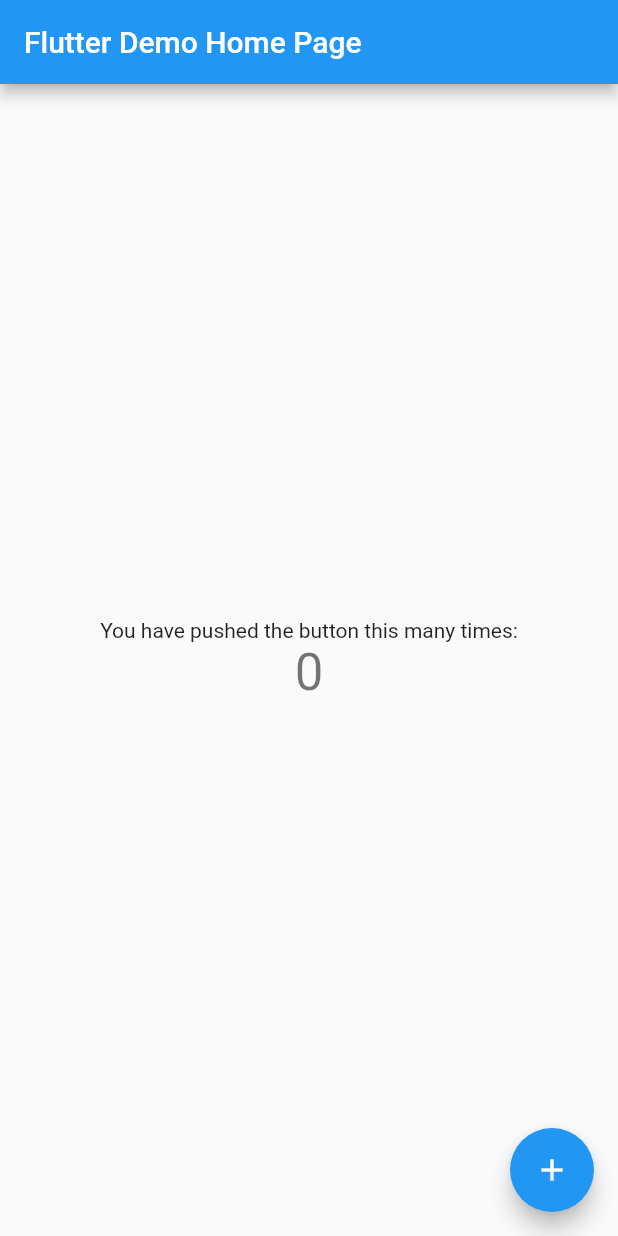
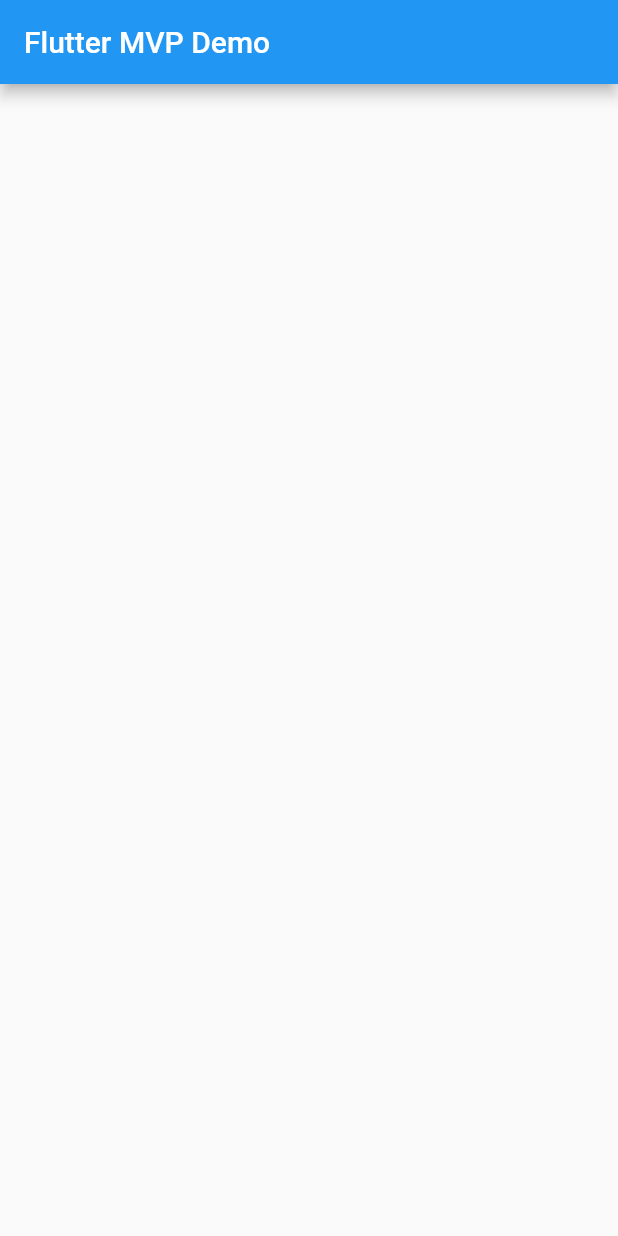
Before and after one commit to yussan/flutter-mvp-boilerplate, a Flutter app: the screen it shows after launch, on a phone screen of 412 x 824 dp. Run offline on Flutter 3.47's test engine with Material 2 defaults, Android fonts, the phone set to English and light mode, and no system bars.

Commit message:
wip initial views

```diff
--- a/lib/main.dart
+++ b/lib/main.dart
@@ -1,4 +1,5 @@
 import 'package:flutter/material.dart';
+import 'package:flutter_mvp_boilerplate/views/home.dart';
 
 void main() => runApp(MyApp());
 
@@ -7,105 +8,11 @@ class MyApp extends StatelessWidget {
   @override
   Widget build(BuildContext context) {
     return MaterialApp(
-      title: 'Flutter Demo',
+      title: 'Flutter MVP Demo',
       theme: ThemeData(
-        // This is the theme of your application.
-        //
-        // Try running your application with "flutter run". You'll see the
-        // application has a blue toolbar. Then, without quitting the app, try
-        // changing the primarySwatch below to Colors.green and then invoke
-        // "hot reload" (press "r" in the console where you ran "flutter run",
-        // or simply save your changes to "hot reload" in a Flutter IDE).
-        // Notice that the counter didn't reset back to zero; the application
-        // is not restarted.
         primarySwatch: Colors.blue,
       ),
-      home: MyHomePage(title: 'Flutter Demo Home Page'),
+      home: Home(title: "Flutter MVP Demo")
     );
   }
 }
-
-class MyHomePage extends StatefulWidget {
-  MyHomePage({Key key, this.title}) : super(key: key);
-
-  // This widget is the home page of your application. It is stateful, meaning
-  // that it has a State object (defined below) that contains fields that affect
-  // how it looks.
-
-  // This class is the configuration for the state. It holds the values (in this
-  // case the title) provided by the parent (in this case the App widget) and
-  // used by the build method of the State. Fields in a Widget subclass are
-  // always marked "final".
-
-  final String title;
-
-  @override
-  _MyHomePageState createState() => _MyHomePageState();
-}
-
-class _MyHomePageState extends State<MyHomePage> {
-  int _counter = 0;
-
-  void _incrementCounter() {
-    setState(() {
-      // This call to setState tells the Flutter framework that something has
-      // changed in this State, which causes it to rerun the build method below
-      // so that the display can reflect the updated values. If we changed
-      // _counter without calling setState(), then the build method would not be
-      // called again, and so nothing would appear to happen.
-      _counter++;
-    });
-  }
-
-  @override
-  Widget build(BuildContext context) {
-    // This method is rerun every time setState is called, for instance as done
-    // by the _incrementCounter method above.
-    //
-    // The Flutter framework has been optimized to make rerunning build methods
-    // fast, so that you can just rebuild anything that needs updating rather
-    // than having to individually change instances of widgets.
-    return Scaffold(
-      appBar: AppBar(
-        // Here we take the value from the MyHomePage object that was created by
-        // the App.build method, and use it to set our appbar title.
-        title: Text(widget.title),
-      ),
-      body: Center(
-        // Center is a layout widget. It takes a single child and positions it
-        // in the middle of the parent.
-        child: Column(
-          // Column is also layout widget. It takes a list of children and
-          // arranges them vertically. By default, it sizes itself to fit its
-          // children horizontally, and tries to be as tall as its parent.
-          //
-          // Invoke "debug painting" (press "p" in the console, choose the
-          // "Toggle Debug Paint" action from the Flutter Inspector in Android
-          // Studio, or the "Toggle Debug Paint" command in Visual Studio Code)
-          // to see the wireframe for each widget.
-          //
-          // Column has various properties to control how it sizes itself and
-          // how it positions its children. Here we use mainAxisAlignment to
-          // center the children vertically; the main axis here is the vertical
-          // axis because Columns are vertical (the cross axis would be
-          // horizontal).
-          mainAxisAlignment: MainAxisAlignment.center,
-          children: <Widget>[
-            Text(
-              'You have pushed the button this many times:',
-            ),
-            Text(
-              '$_counter',
-              style: Theme.of(context).textTheme.display1,
-            ),
-          ],
-        ),
-      ),
-      floatingActionButton: FloatingActionButton(
-        onPressed: _incrementCounter,
-        tooltip: 'Increment',
-        child: Icon(Icons.add),
-      ), // This trailing comma makes auto-formatting nicer for build methods.
-    );
-  }
-}
--- /dev/null
+++ b/lib/views/home.dart
@@ -0,0 +1,21 @@
+import "package:flutter/material.dart";
+
+class Home extends StatefulWidget {
+
+  final String title;
+
+  // constructor
+  Home({this.title, Key key}): super(key: key);
+
+  @override
+  _HomeState createState() => _HomeState();
+}
+
+class _HomeState extends State<Home> {
+  @override
+  Widget build(BuildContext context) {
+    return Scaffold(
+      appBar: AppBar(title: Text(widget.title),),
+    );
+  }
+}
```
Also changed, not shown: 1 other file.
